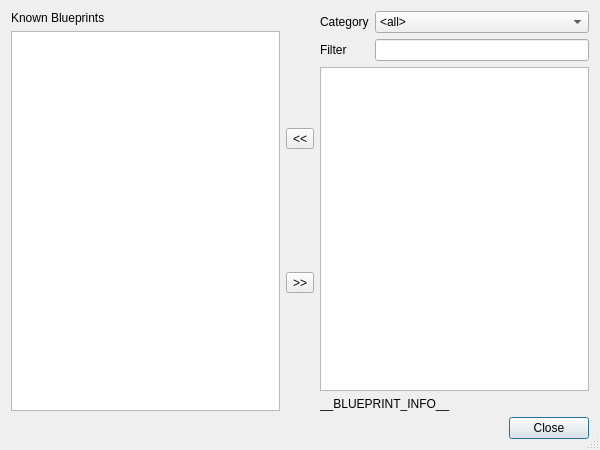
Old version of the form starcheat/templates/Blueprints.ui in the repository wizzomafizzo/starcheat.
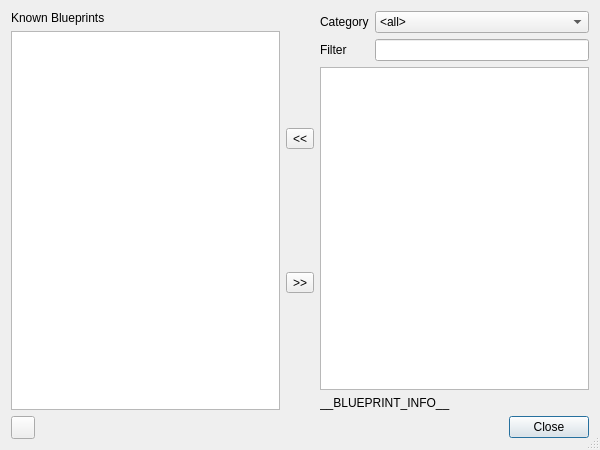
New version of the form. Icons and pictures are not drawn.

Commit message: Add clear new blueprints button

The edit to the form file:
```diff
--- a/starcheat/templates/Blueprints.ui
+++ b/starcheat/templates/Blueprints.ui
@@ -144,6 +144,22 @@
     </layout>
    </item>
    <item row="1" column="0" colspan="3">
+    <layout class="QHBoxLayout" name="horizontalLayout">
+     <item>
+      <widget class="QToolButton" name="clear_new_button">
+       <property name="toolTip">
+        <string>Clear New Blueprints</string>
+       </property>
+       <property name="text">
+        <string/>
+       </property>
+       <property name="icon">
+        <iconset resource="../resources.qrc">
+         <normaloff>:/starcheat/images/icons/glyphicons_halflings_012_ok.png</normaloff>:/starcheat/images/icons/glyphicons_halflings_012_ok.png</iconset>
+       </property>
+      </widget>
+     </item>
+     <item>
     <widget class="QDialogButtonBox" name="buttonBox">
      <property name="orientation">
       <enum>Qt::Horizontal</enum>
@@ -152,6 +168,8 @@
       <set>QDialogButtonBox::Close</set>
      </property>
     </widget>
+     </item>
+    </layout>
    </item>
   </layout>
  </widget>
```
Lines whose indentation alone changed are shown as unchanged. The commit also changes 3 other files.
